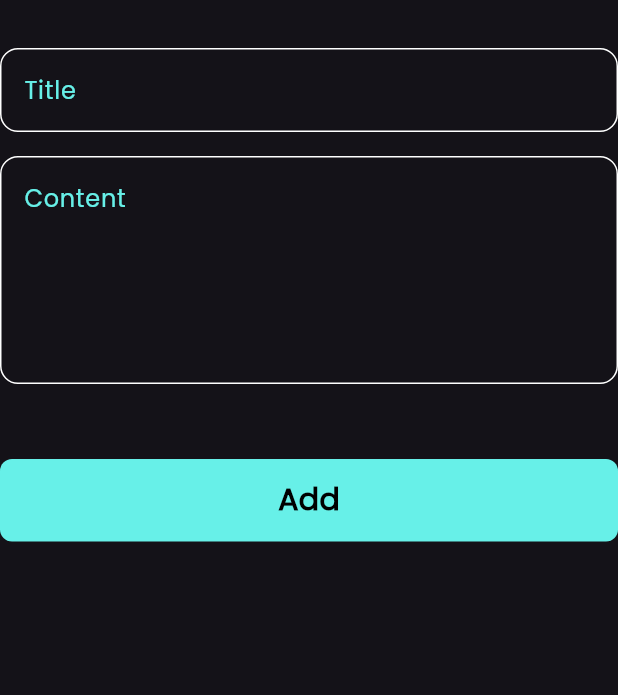
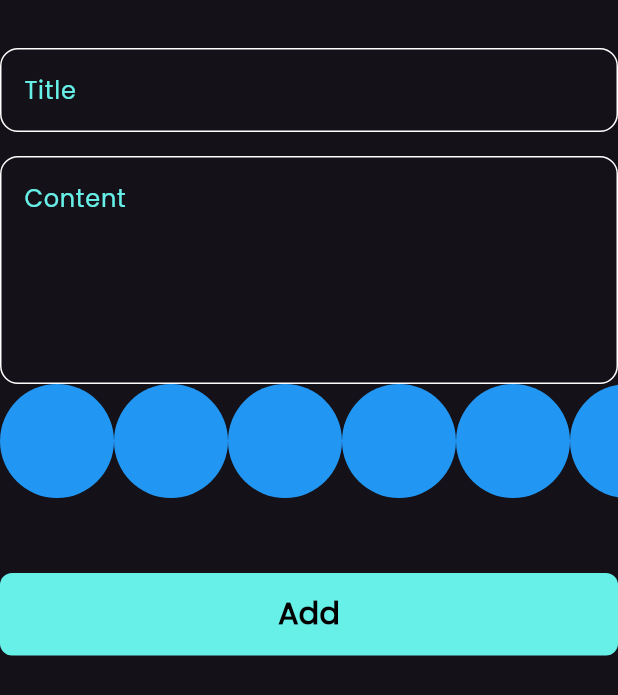
Before and after one commit to YakeenSap9h/new_notes_app, a Flutter app: the AddNoteForm widget shown alone on an empty page, opened directly, on a phone screen of 412 x 824 dp. Shown: the top 695 px of the screen. Run offline on Flutter 3.47's test engine with Material 3 defaults, Android fonts, the phone set to English and light mode, and no system bars; our stand-ins replace bloc, flutter_bloc, font_awesome_flutter, hive, hive_flutter; accounts and stored records are empty.

Commit message:
creal colors list view p1

```diff
--- a/lib/views/widgets/add_note_form.dart
+++ b/lib/views/widgets/add_note_form.dart
@@ -3,6 +3,7 @@
 import 'package:intl/intl.dart';
 import 'package:new_notes_app/cubits/add_note_cubit/add_note_cubit.dart';
 import 'package:new_notes_app/models/note_model.dart';
+import 'package:new_notes_app/views/widgets/colors_list_view.dart';
 import 'package:new_notes_app/views/widgets/custom_button.dart';
 import 'package:new_notes_app/views/widgets/custom_text_field.dart';
 
@@ -39,6 +40,7 @@
               subTitle = value;
             },
           ),
+          const ColorsListView(),
           const SizedBox(height: 50),
           BlocBuilder<AddNoteCubit, AddNoteState>(
             builder: (context, state) {
@@ -61,11 +63,7 @@
                     BlocProvider.of<AddNoteCubit>(context).AddNote(noteModel);
                   } else {
                     autovalidateMode = AutovalidateMode.always;
-                    setState(() {
-
-                    }
-
-                    );
+                    setState(() {});
                   }
                 },
               );
--- /dev/null
+++ b/lib/views/widgets/colors_list_view.dart
@@ -0,0 +1,28 @@
+import 'package:flutter/material.dart';
+
+class ColorItem extends StatelessWidget {
+  const ColorItem({super.key});
+
+  @override
+  Widget build(BuildContext context) {
+    return const CircleAvatar(backgroundColor: Colors.blue, radius: 38);
+  }
+}
+
+class ColorsListView extends StatelessWidget {
+  const ColorsListView({super.key});
+
+  @override
+  Widget build(BuildContext context) {
+    return SizedBox(
+      height: 38 * 2,
+      child: ListView.builder(
+        scrollDirection: Axis.horizontal,
+        itemCount: 10,
+        itemBuilder: (context, index) {
+          return const ColorItem();
+        },
+      ),
+    );
+  }
+}
```
